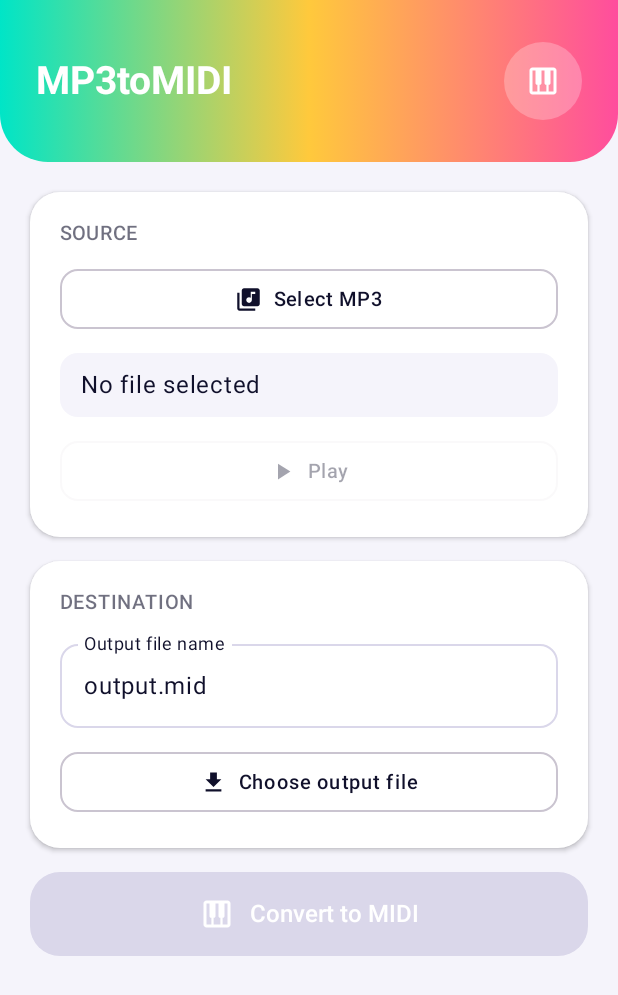
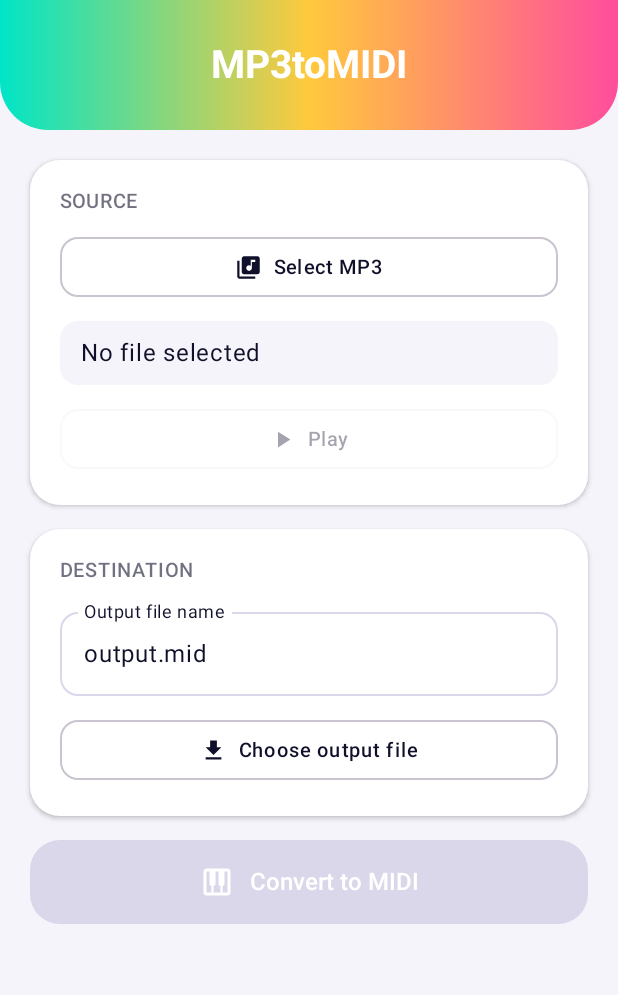
Before and after one commit to roge-rm/MP3toMIDI, an Android app built with Jetpack Compose: the screen it shows after launch (MainActivity), on a phone screen of 412 x 824 dp. Shown: the top 995 px of the screen. Run offline under Robolectric (Android 15) with nearby library versions, the phone set to English and light mode, and no system bars; 1 statement that could not run was skipped.

Commit message:
Simplify the header to a centered title
Drop the piano icon badge; the app name alone, centered in the
gradient header, reads cleaner.

Co-Authored-By: Claude Sonnet 5 <noreply@anthropic.com>
Claude-Session: https://claude.ai/code/session_01Q2KFBac29Azf6cp1r7SLY2

```diff
--- a/app/src/main/java/com/rm/mp3tomidi/ui/MainScreen.kt
+++ b/app/src/main/java/com/rm/mp3tomidi/ui/MainScreen.kt
@@ -23,7 +23,6 @@ import androidx.compose.foundation.layout.size
 import androidx.compose.foundation.layout.statusBars
 import androidx.compose.foundation.layout.windowInsetsPadding
 import androidx.compose.foundation.rememberScrollState
-import androidx.compose.foundation.shape.CircleShape
 import androidx.compose.foundation.shape.RoundedCornerShape
 import androidx.compose.foundation.verticalScroll
 import androidx.compose.material.icons.Icons
@@ -246,27 +245,13 @@ private fun AppHeader() {
             .background(HeaderGradient)
             .windowInsetsPadding(WindowInsets.statusBars)
             .padding(horizontal = 24.dp, vertical = 28.dp),
+        contentAlignment = Alignment.Center,
     ) {
-        Row(
-            modifier = Modifier.fillMaxWidth(),
-            horizontalArrangement = Arrangement.SpaceBetween,
-            verticalAlignment = Alignment.CenterVertically,
-        ) {
-            Text(
-                text = stringResource(R.string.app_name),
-                style = MaterialTheme.typography.headlineMedium,
-                color = Color.White,
-            )
-            Box(
-                modifier = Modifier
-                    .size(52.dp)
-                    .clip(CircleShape)
-                    .background(Color.White.copy(alpha = 0.25f)),
-                contentAlignment = Alignment.Center,
-            ) {
-                Icon(Icons.Filled.Piano, contentDescription = null, tint = Color.White)
-            }
-        }
+        Text(
+            text = stringResource(R.string.app_name),
+            style = MaterialTheme.typography.headlineMedium,
+            color = Color.White,
+        )
     }
 }
 
```
